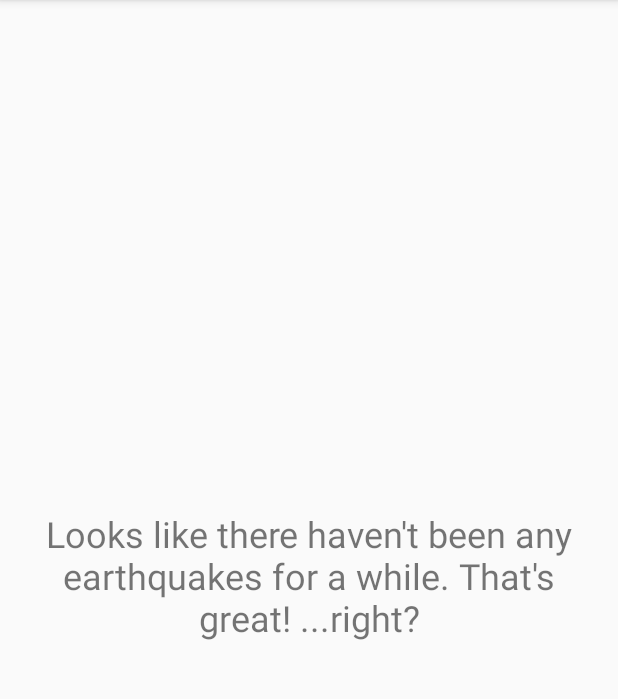
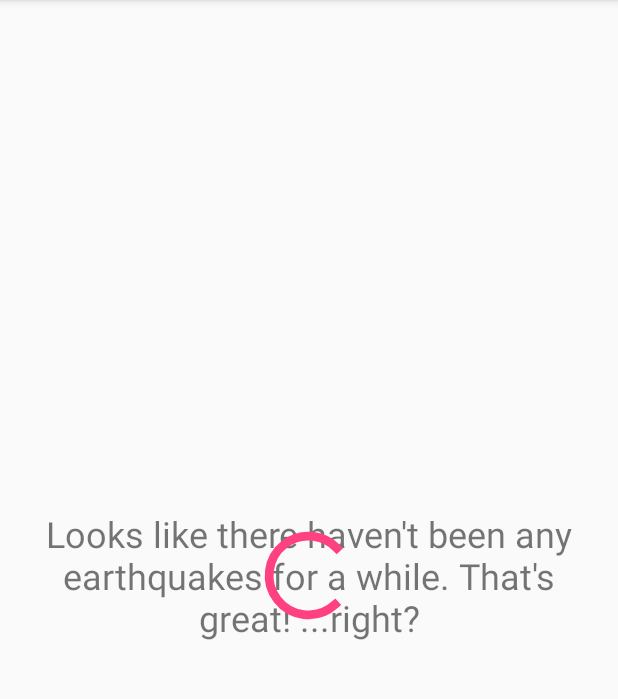
Before and after one commit to 6nguyen/Epic-Center, an Android app: the screen it shows after launch (MainActivity), on a phone screen of 412 x 824 dp, the part 84-783 px from its top. Run offline under Robolectric (Android 15) with nearby library versions, the phone set to English and light mode, and no system bars.

Commit message:
Add Progress Indicator Circle as sister view to listView and EmptyView.

```diff
--- a/app/src/main/res/layout/activity_main.xml
+++ b/app/src/main/res/layout/activity_main.xml
@@ -4,6 +4,7 @@
     android:layout_width="match_parent"
     android:layout_height="match_parent">
 
+    <!-- List of earthquakes displaying mag, location, and date -->
     <ListView
         android:id="@+id/list_view"
         android:layout_width="match_parent"
@@ -22,4 +23,11 @@
         android:padding="12dp"
         />
 
+    <!-- Loading indicator circle to show progress -->
+    <ProgressBar
+        android:layout_width="70dp"
+        android:layout_height="70dp"
+        android:layout_centerInParent="true"
+        />
+
 </RelativeLayout>
```
